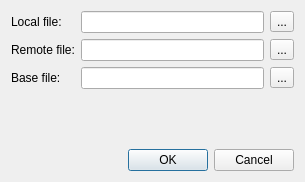
KDE/kommit, file src/gui/dialogs/mergeopenfilesdialog.ui: the form before one commit.
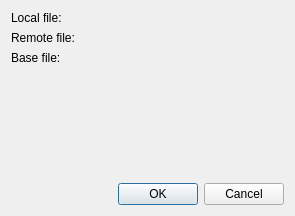
The form after the commit. Icons and pictures are not drawn. Custom widgets are drawn as their Qt base class.

Commit message: Use KUrlRequester

What changed in the file:
```diff
--- a/src/gui/dialogs/mergeopenfilesdialog.ui
+++ b/src/gui/dialogs/mergeopenfilesdialog.ui
@@ -6,8 +6,8 @@
    <rect>
     <x>0</x>
     <y>0</y>
-    <width>305</width>
-    <height>182</height>
+    <width>295</width>
+    <height>216</height>
    </rect>
   </property>
   <property name="windowTitle">
@@ -27,18 +27,7 @@
       </widget>
      </item>
      <item row="0" column="1">
-      <layout class="QHBoxLayout" name="horizontalLayout">
-       <item>
-        <widget class="QLineEdit" name="lineEditLocalFile"/>
-       </item>
-       <item>
-        <widget class="QToolButton" name="toolButtonSelectLocalFile">
-         <property name="text">
-          <string>...</string>
-         </property>
-        </widget>
-       </item>
-      </layout>
+      <widget class="KUrlRequester" name="lineEditLocalFile" native="true"/>
      </item>
      <item row="1" column="0">
       <widget class="QLabel" name="label_2">
@@ -48,18 +37,7 @@
       </widget>
      </item>
      <item row="1" column="1">
-      <layout class="QHBoxLayout" name="horizontalLayout_2">
-       <item>
-        <widget class="QLineEdit" name="lineEditRemoteFile"/>
-       </item>
-       <item>
-        <widget class="QToolButton" name="toolButtonSelectRemoteFile">
-         <property name="text">
-          <string>...</string>
-         </property>
-        </widget>
-       </item>
-      </layout>
+      <widget class="KUrlRequester" name="lineEditRemoteFile" native="true"/>
      </item>
      <item row="2" column="0">
       <widget class="QLabel" name="label_3">
@@ -69,18 +47,7 @@
       </widget>
      </item>
      <item row="2" column="1">
-      <layout class="QHBoxLayout" name="horizontalLayout_3">
-       <item>
-        <widget class="QLineEdit" name="lineEditBaseFile"/>
-       </item>
-       <item>
-        <widget class="QToolButton" name="toolButtonSelectBaseFile">
-         <property name="text">
-          <string>...</string>
-         </property>
-        </widget>
-       </item>
-      </layout>
+      <widget class="KUrlRequester" name="lineEditBaseFile" native="true"/>
      </item>
     </layout>
    </item>
@@ -109,6 +76,13 @@
    </item>
   </layout>
  </widget>
+ <customwidgets>
+  <customwidget>
+   <class>KUrlRequester</class>
+   <extends>QWidget</extends>
+   <header>kurlrequester.h</header>
+  </customwidget>
+ </customwidgets>
  <resources/>
  <connections/>
 </ui>
```
Left out of the diff: 3 changed lines with no effect on the pictures. The commit also changes 2 other files.
